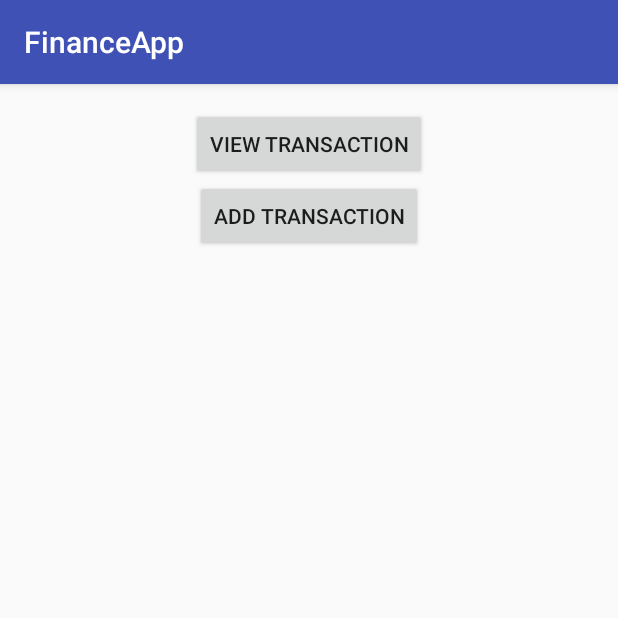
After one commit to veechand/AndroidTraining, an Android app: the ActionChooserActivity screen opened directly, with no data from a screen before it, on a phone screen of 412 x 824 dp, the top half of it. The commit adds this screen. Run offline under Robolectric (Android 15) with nearby library versions, the phone set to English and light mode, and no system bars.

Commit message:
1. Removed the code that gets data from contact. Will add taking the user name from DB later 2. Added the activity code for doing action

```diff
--- a/FinanceApp/app/src/main/AndroidManifest.xml
+++ b/FinanceApp/app/src/main/AndroidManifest.xml
@@ -3,9 +3,9 @@
     package="com.veechand.financeapp">
 
     <!-- To auto-complete the email text field in the login form with the user's emails -->
-    <uses-permission android:name="android.permission.GET_ACCOUNTS" />
+<!--    <uses-permission android:name="android.permission.GET_ACCOUNTS" />
     <uses-permission android:name="android.permission.READ_PROFILE" />
-    <uses-permission android:name="android.permission.READ_CONTACTS" />
+    <uses-permission android:name="android.permission.READ_CONTACTS" />-->
 
     <application
         android:allowBackup="true"
@@ -22,6 +22,7 @@
                 <category android:name="android.intent.category.LAUNCHER" />
             </intent-filter>
         </activity>
+        <activity android:name=".ActionChooserActivity"></activity>
     </application>
 
 </manifest>
--- /dev/null
+++ b/FinanceApp/app/src/main/java/com/veechand/financeapp/ActionChooserActivity.java
@@ -0,0 +1,36 @@
+package com.veechand.financeapp;
+
+import android.support.v7.app.AppCompatActivity;
+import android.os.Bundle;
+import android.util.Log;
+import android.view.View;
+import android.widget.Button;
+
+public class ActionChooserActivity extends AppCompatActivity implements View.OnClickListener {
+
+    Button viewTransaction;
+    Button addTransaction;
+
+    @Override
+    protected void onCreate(Bundle savedInstanceState) {
+        super.onCreate(savedInstanceState);
+        setContentView(R.layout.activity_action_chooser);
+
+        viewTransaction = (Button) findViewById(R.id.viewTransactionButton);
+        addTransaction = (Button) findViewById(R.id.addTransactionButton);
+
+        viewTransaction.setOnClickListener(this);
+        addTransaction.setOnClickListener(this);
+    }
+
+    @Override
+    public void onClick(View v) {
+        switch (v.getId()){
+            case R.id.viewTransactionButton:
+                break;
+            case R.id.addTransactionButton:
+
+                break;
+        }
+    }
+}
--- /dev/null
+++ b/FinanceApp/app/src/main/res/layout/activity_action_chooser.xml
@@ -0,0 +1,26 @@
+<?xml version="1.0" encoding="utf-8"?>
+<LinearLayout xmlns:android="http://schemas.android.com/apk/res/android"
+    xmlns:tools="http://schemas.android.com/tools"
+    android:layout_width="match_parent"
+    android:orientation="vertical"
+    android:layout_height="match_parent"
+    android:paddingBottom="@dimen/activity_vertical_margin"
+    android:paddingLeft="@dimen/activity_horizontal_margin"
+    android:paddingRight="@dimen/activity_horizontal_margin"
+    android:paddingTop="@dimen/activity_vertical_margin"
+    tools:context="com.veechand.financeapp.ActionChooserActivity">
+
+    <Button
+        android:layout_width="wrap_content"
+        android:layout_height="wrap_content"
+        android:text="View Transaction"
+        android:id="@+id/viewTransactionButton"
+        android:layout_gravity="center_horizontal" />
+
+    <Button
+        android:layout_width="wrap_content"
+        android:layout_height="wrap_content"
+        android:text="Add Transaction"
+        android:id="@+id/addTransactionButton"
+        android:layout_gravity="center_horizontal" />
+</LinearLayout>
--- /dev/null
+++ b/FinanceApp/app/src/main/res/values-w820dp/dimens.xml
@@ -0,0 +1,6 @@
+<resources>
+    <!-- Example customization of dimensions originally defined in res/values/dimens.xml
+         (such as screen margins) for screens with more than 820dp of available width. This
+         would include 7" and 10" devices in landscape (~960dp and ~1280dp respectively). -->
+    <dimen name="activity_horizontal_margin">64dp</dimen>
+</resources>
```
Also changed, not shown: FinanceApp/app/src/main/java/com/veechand/financeapp/LoginActivity.java (+16 -5 lines).
